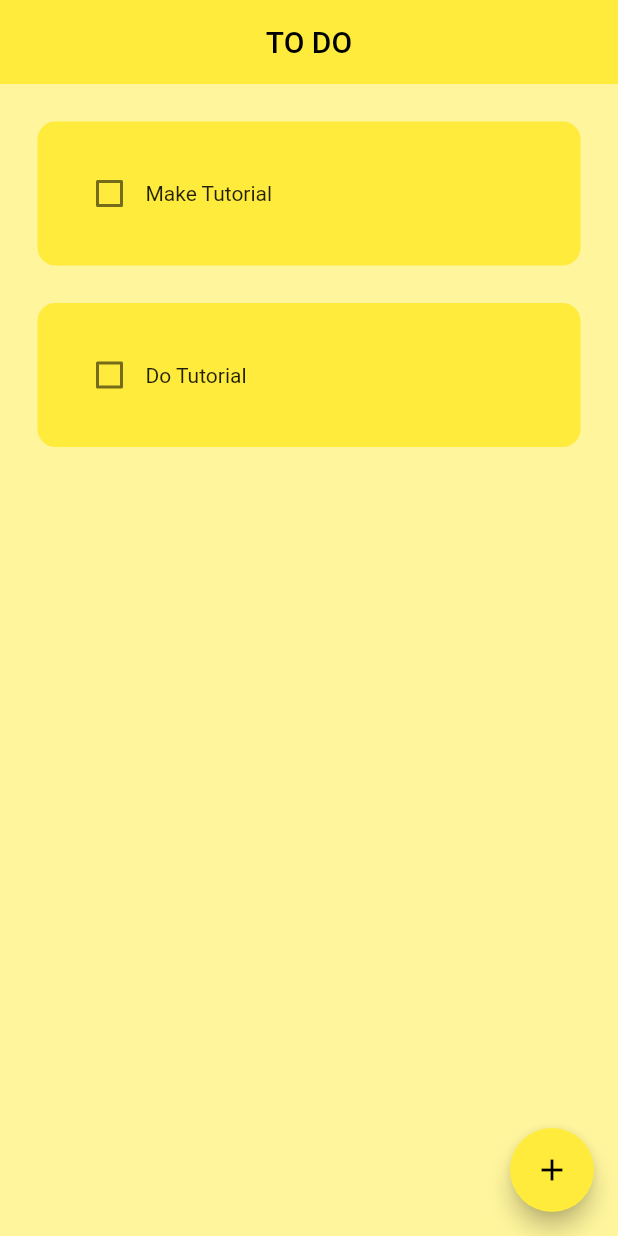
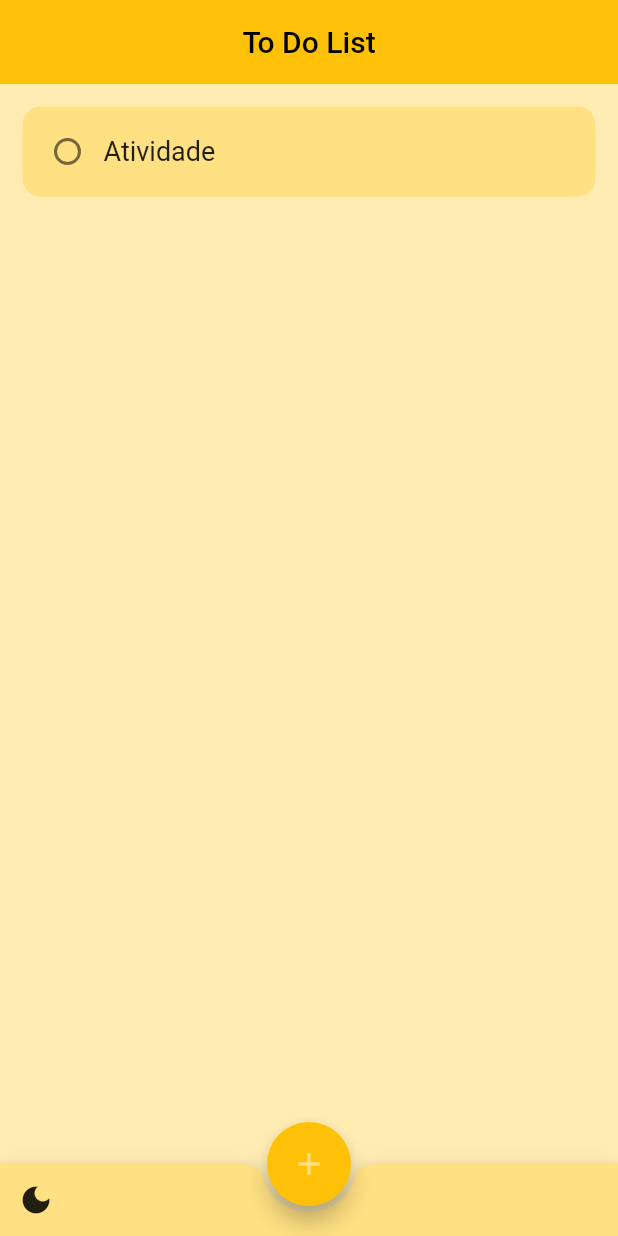
Before and after one commit to mayaragualberto/to-do-app-flutter, a Flutter app: the screen it shows after launch, on a phone screen of 412 x 824 dp. Run offline on Flutter 3.47's test engine with Material 2 defaults, Android fonts, the phone set to English and light mode, and no system bars; drawn by our look-alikes of flutter_slidable; our stand-ins replace hive_flutter; accounts and stored records are empty.

Commit message:
armazenamento-e-tema

```diff
--- a/to_do_app/lib/data/database.dart
+++ b/to_do_app/lib/data/database.dart
@@ -10,8 +10,7 @@ class ToDoDataBase {
   // rodar esse método sempre que abrir o aplicativo
   void createInitialData() {
     toDoList = [
-      ["Make Tutorial", false],
-      ["Do Tutorial", false],
+      ["Atividade", false],
     ];
   }
 
--- a/to_do_app/lib/main.dart
+++ b/to_do_app/lib/main.dart
@@ -1,6 +1,7 @@
 import 'package:flutter/material.dart';
 import 'package:hive_flutter/hive_flutter.dart';
-import 'package:to_do_app/pages/home_page.dart';
+import 'package:ToDoApp/pages/home_page.dart';
+import 'package:ToDoApp/util/theme.dart';
 
 void main() async {
   // iniciar hive
@@ -12,15 +13,32 @@ void main() async {
   runApp(const MyApp());
 }
 
-class MyApp extends StatelessWidget {
+class MyApp extends StatefulWidget {
   const MyApp({super.key});
+
+  @override
+  State<MyApp> createState() => _MyAppState();
+}
+
+class _MyAppState extends State<MyApp> {
+  ThemeMode currentThemeMode = ThemeMode.light;
+
+  void toggleThemeMode() {
+    setState(() {
+      currentThemeMode = currentThemeMode == ThemeMode.light
+          ? ThemeMode.dark
+          : ThemeMode.light;
+    });
+  }
 
   @override
   Widget build(BuildContext context) {
     return MaterialApp(
       debugShowCheckedModeBanner: false,
-      home: const HomePage(),
-      theme: ThemeData(primarySwatch: Colors.yellow),
+      home: HomePage(onThemeModePressed: toggleThemeMode),
+      themeMode: currentThemeMode,
+      theme: ToDoTheme.light,
+      darkTheme: ToDoTheme.dark,
     );
   }
 }
--- a/to_do_app/lib/pages/home_page.dart
+++ b/to_do_app/lib/pages/home_page.dart
@@ -1,11 +1,16 @@
 import 'package:flutter/material.dart';
 import 'package:hive_flutter/hive_flutter.dart';
-import 'package:to_do_app/util/todo_tile.dart';
-import 'package:to_do_app/util/dialog_box.dart';
-import 'package:to_do_app/data/database.dart';
+import 'package:ToDoApp/util/todo_tile.dart';
+import 'package:ToDoApp/util/dialog_box.dart';
+import 'package:ToDoApp/data/database.dart';
 
 class HomePage extends StatefulWidget {
-  const HomePage({super.key});
+  const HomePage({
+    Key? key,
+    required this.onThemeModePressed,
+  }) : super(key: key);
+
+  final VoidCallback onThemeModePressed;
 
   @override
   State<HomePage> createState() => _HomePageState();
@@ -74,15 +79,11 @@ class _HomePageState extends State<HomePage> {
 
   @override
   Widget build(BuildContext context) {
+    final theme = Theme.of(context);
     return Scaffold(
-      backgroundColor: Colors.yellow[200],
       appBar: AppBar(
-        title: const Center(child: Text("TO DO")),
+        title: const Center(child: Text("To Do List")),
         elevation: 0,
-      ),
-      floatingActionButton: FloatingActionButton(
-        onPressed: createNewTask,
-        child: const Icon(Icons.add),
       ),
       body: ListView.builder(
         itemCount: db.toDoList.length,
@@ -95,6 +96,31 @@ class _HomePageState extends State<HomePage> {
           );
         },
       ),
+      floatingActionButton: FloatingActionButton(
+        backgroundColor: Theme.of(context).primaryColor,
+        onPressed: createNewTask,
+        child: Icon(
+          Icons.add,
+          color: Theme.of(context).backgroundColor,
+        ),
+      ),
+      floatingActionButtonLocation: FloatingActionButtonLocation.centerDocked,
+      bottomNavigationBar: BottomAppBar(
+        color: Theme.of(context).backgroundColor,
+        shape: const CircularNotchedRectangle(),
+        child: Row(
+          children: [
+            IconButton(
+              onPressed: widget.onThemeModePressed,
+              icon: Icon(
+                theme.brightness == Brightness.light
+                    ? Icons.dark_mode
+                    : Icons.light_mode,
+              ),
+            ),
+          ],
+        ),
+      ),
     );
   }
 }
--- a/to_do_app/lib/util/dialog_box.dart
+++ b/to_do_app/lib/util/dialog_box.dart
@@ -1,5 +1,5 @@
 import 'package:flutter/material.dart';
-import 'package:to_do_app/util/my_button.dart';
+import 'package:ToDoApp/util/my_button.dart';
 
 class DialogBox extends StatelessWidget {
   final controller;
@@ -17,11 +17,8 @@ class DialogBox extends StatelessWidget {
   @override
   Widget build(BuildContext context) {
     return AlertDialog(
-      backgroundColor: Colors.yellow[200],
-      icon: const Icon(
-        Icons.add_task,
-        color: Colors.green,
-      ),
+      clipBehavior: Clip.hardEdge,
+      backgroundColor: Theme.of(context).backgroundColor,
       content: Container(
         height: 120,
         child: Column(
@@ -45,7 +42,8 @@ class DialogBox extends StatelessWidget {
               ],
             ),
           ],
-          )),
+        ),
+      ),
     );
   }
 }
--- /dev/null
+++ b/to_do_app/lib/util/theme.dart
@@ -0,0 +1,23 @@
+import 'package:flutter/material.dart';
+
+class ToDoTheme {
+  static final light = ThemeData(
+    brightness: Brightness.light,
+    primarySwatch: Colors.amber,
+    scaffoldBackgroundColor: Colors.amber.shade100,
+    backgroundColor: Colors.amber.shade200,
+    textTheme: _textTheme,
+  );
+
+  static final dark = ThemeData(
+    brightness: Brightness.dark,
+    primarySwatch: Colors.grey,
+    scaffoldBackgroundColor: Colors.grey.shade200,
+    backgroundColor: Colors.grey,
+    textTheme: _textTheme,
+  );
+
+  static const _textTheme = TextTheme(
+    bodyText2: TextStyle(fontSize: 18.0),
+  );
+}
--- a/to_do_app/lib/util/todo_tile.dart
+++ b/to_do_app/lib/util/todo_tile.dart
@@ -18,23 +18,23 @@ class ToDoTile extends StatelessWidget {
   @override
   Widget build(BuildContext context) {
     return Padding(
-      padding: const EdgeInsets.only(left: 25.0, right: 25.0, top: 25.0),
+      padding: const EdgeInsets.only(left: 15.0, right: 15.0, top: 15.0),
       child: Slidable(
         endActionPane: ActionPane(
           motion: const StretchMotion(),
           children: [
             SlidableAction(
               onPressed: deleteFunction,
-              icon: Icons.delete,
+              icon: Icons.delete_forever,
               backgroundColor: Colors.red.shade300,
               borderRadius: BorderRadius.circular(12),
             )
           ],
         ),
         child: Container(
-          padding: const EdgeInsets.all(24),
+          padding: const EdgeInsets.all(6),
           decoration: BoxDecoration(
-            color: Colors.yellow,
+            color: Theme.of(context).backgroundColor,
             borderRadius: BorderRadius.circular(12),
           ),
           child: Row(
@@ -42,7 +42,8 @@ class ToDoTile extends StatelessWidget {
               Checkbox(
                 value: taskCompleted,
                 onChanged: onChanged,
-                activeColor: Colors.black,
+                activeColor: Colors.green,
+                shape: const CircleBorder(),
               ),
               Text(
                 taskName,
```
Also changed, not shown: to_do_app/pubspec.yaml (+7 -2 lines), dark_mode.png (added), light_mode.png (added), to_do_app/assets/icon/icon.png (added), to_do_app/pubspec.lock, 8 other files. Lines whose indentation alone changed are shown as unchanged.
